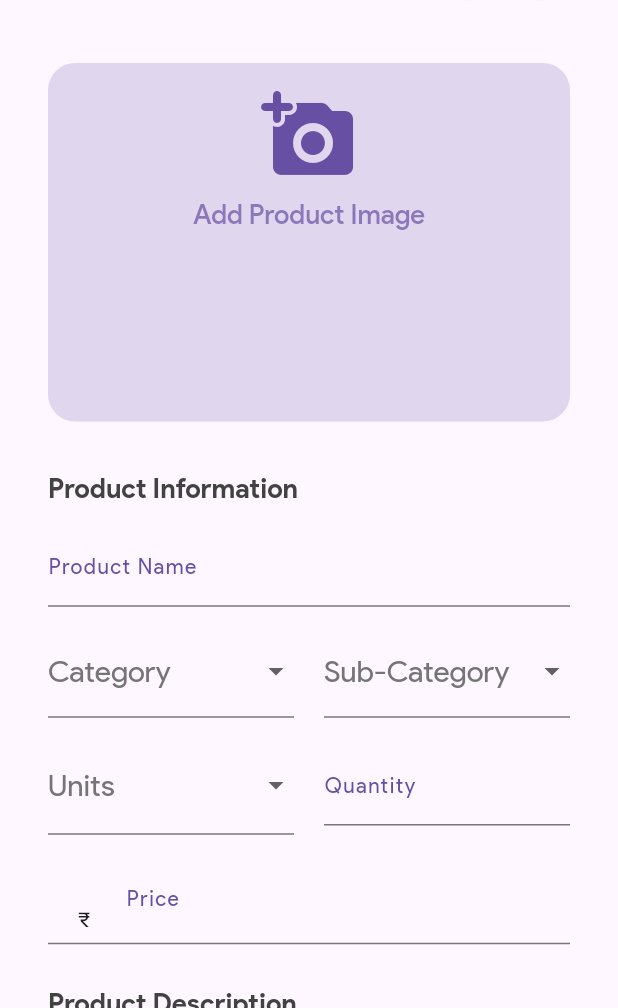
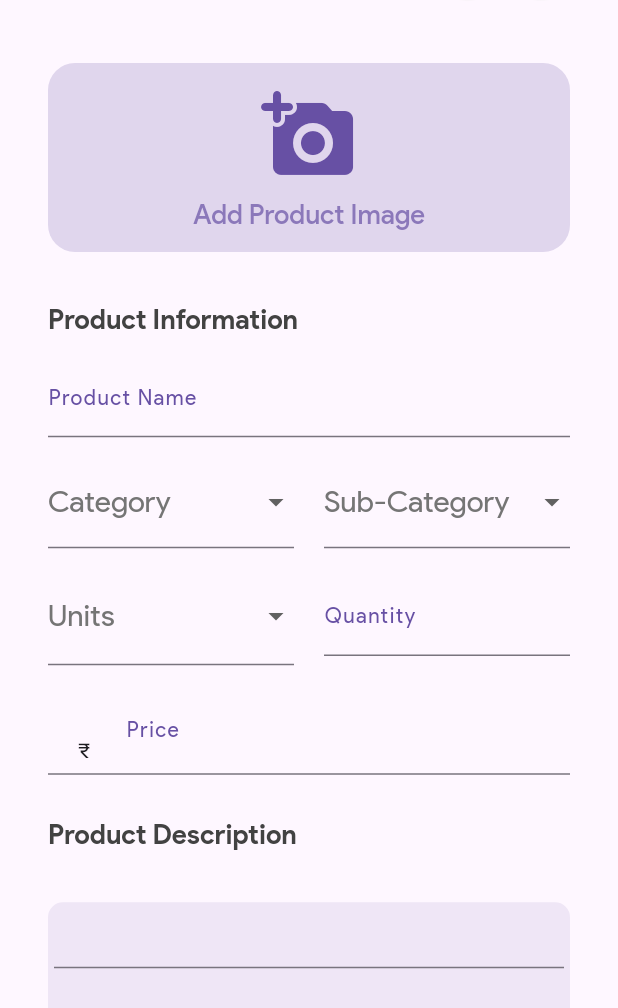
Before and after one commit to manasmalla-dev/nandikrushi, a Flutter app: the AddProductScreen screen opened directly, on a phone screen of 412 x 824 dp, the part 228-1236 px from its top. Run offline on Flutter 3.47's test engine with Material 2 defaults, Android fonts, the phone set to English and light mode, and no system bars; our stand-ins replace firebase_auth, firebase_core, firebase_storage, geocoding, geolocator, google_maps_flutter and 6 more; accounts and stored records are empty; network calls fail.

Commit message:
Products Workflow

```diff
--- a/lib/product/add_product.dart
+++ b/lib/product/add_product.dart
@@ -98,7 +98,7 @@ class _AddProductScreenState extends State<AddProductScreen> {
                               margin:
                                   const EdgeInsets.symmetric(horizontal: 32),
                               padding:
-                                  const EdgeInsets.only(top: 8, bottom: 125),
+                                  const EdgeInsets.only(top: 8, bottom: 12),
                               decoration: BoxDecoration(
                                   color: Theme.of(context)
                                       .primaryColor
@@ -812,7 +812,7 @@ class _AddProductScreenState extends State<AddProductScreen> {
                           ],
                         ),
                         Padding(
-                          padding: const EdgeInsets.only(bottom: 185),
+                          padding: const EdgeInsets.all(16),
                           child: ElevatedButtonWidget(
                             onClick: () async {
                               List<String> urls = [];
```
